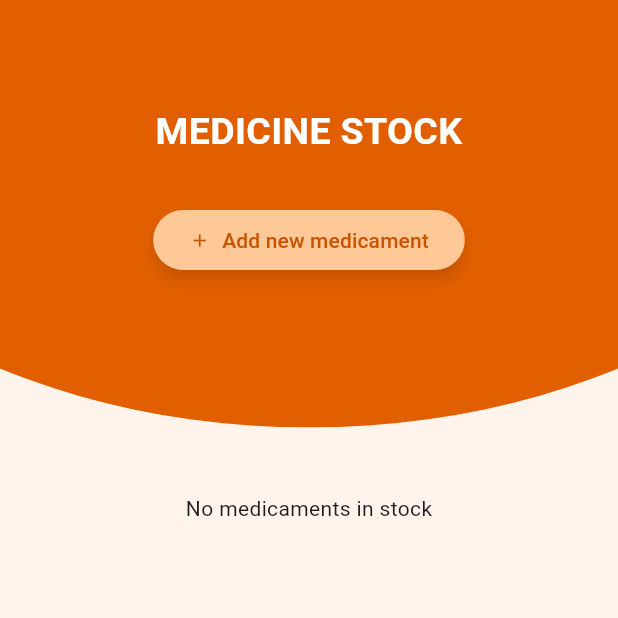
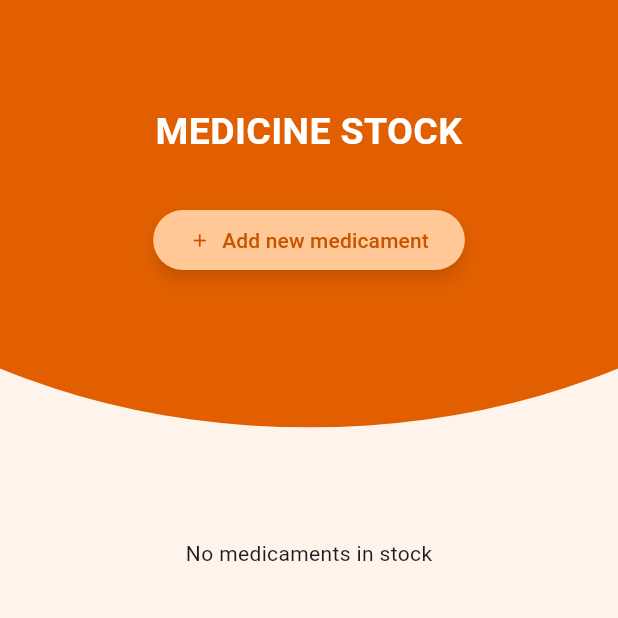
Before and after one commit to YZ1GO/L.EIC017_ES_PRJ, a Flutter app: the StockScreen screen opened directly, on a phone screen of 412 x 824 dp, the top half of it. Run offline on Flutter 3.47's test engine with Material 3 defaults, Android fonts, the phone set to English and light mode, and no system bars; our stand-ins replace firebase_core, firebase_database, flutter_local_notifications, font_awesome_flutter, permission_handler, shared_preferences and 1 more; accounts and stored records are empty.

Commit message:
adjust gap between easter egg in the bottom of the stock ls

```diff
--- a/app/lib/screens/stock_screen.dart
+++ b/app/lib/screens/stock_screen.dart
@@ -88,9 +88,8 @@ class _StockScreenState extends State<StockScreen> {
                     ],
                   ),
                 ),
-                SizedBox(height: 20),
+                SizedBox(height: 50),
                 medicamentList(),
-                SizedBox(height: 40),
               ],
             ),
           ],
@@ -140,6 +139,7 @@ class _StockScreenState extends State<StockScreen> {
               );
               rows.add(row);
             }
+            rows.add(SizedBox(height: 20));
             rows.add(Center(
               child: Text(
                 '\"honk honk!\"',
```
